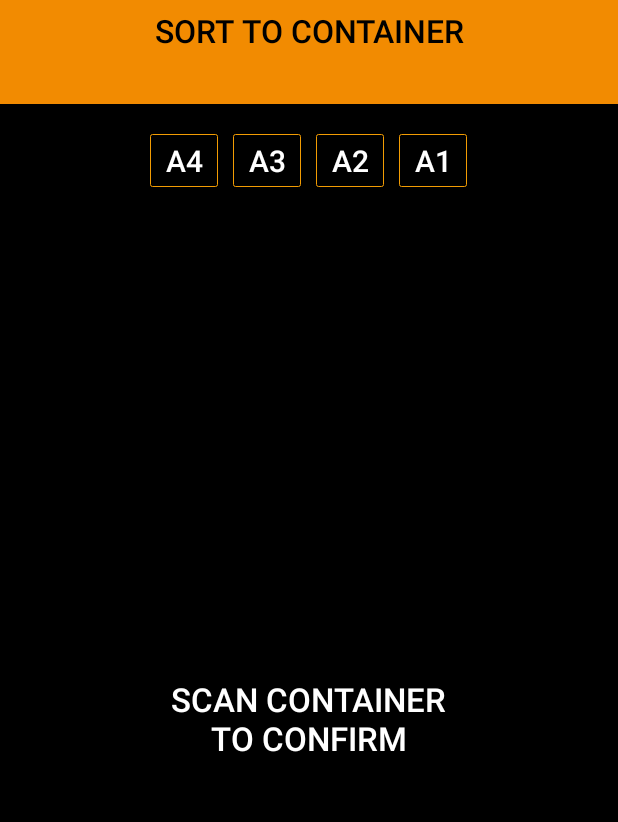
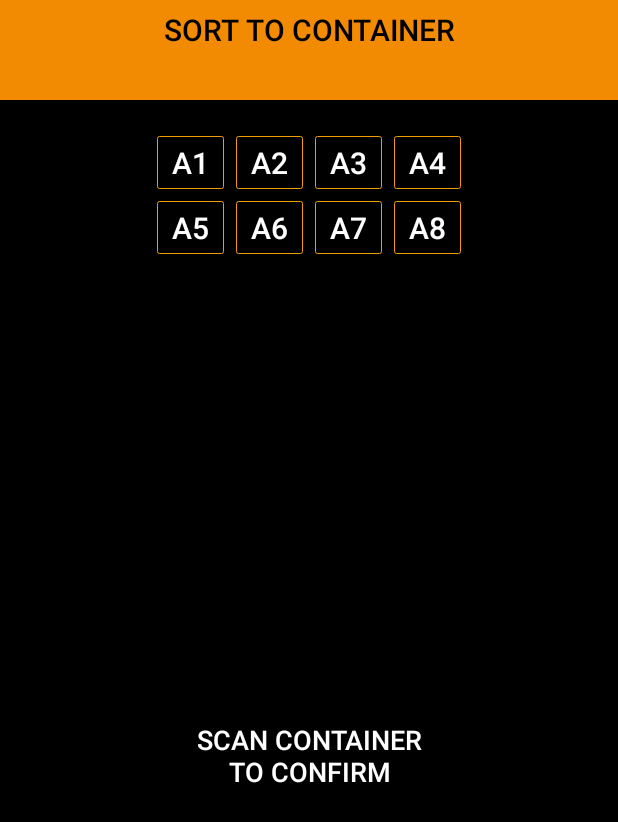
Before and after one commit to ZebraDevs/kotlin-ws50-parcels-demo, an Android app: the fragment ContainerConfirmationFragment placed in its activity, on a phone screen of 412 x 824 dp. Shown: the top 822 px of the screen. Run offline under Robolectric (Android 15) with nearby library versions, the phone set to English and light mode, and no system bars; 4 statements that could not run were skipped.

Commit message:
Dynamically inflate container locations defined by the user (1/2)
Signed-off-by: Calin Neamtu <nilac8991@gmail.com>

```diff
--- a/app/src/main/java/com/zebra/nilac/csvbarcodelookup/ui/ContainerConfirmationFragment.kt
+++ b/app/src/main/java/com/zebra/nilac/csvbarcodelookup/ui/ContainerConfirmationFragment.kt
@@ -8,6 +8,10 @@ import android.util.Log
 import android.view.LayoutInflater
 import android.view.View
 import android.view.ViewGroup
+import android.widget.LinearLayout
+import android.widget.TextView
+import androidx.core.view.marginEnd
+import androidx.core.view.updateLayoutParams
 import androidx.fragment.app.Fragment
 import androidx.fragment.app.viewModels
 import androidx.lifecycle.Observer
@@ -63,31 +67,24 @@ class ContainerConfirmationFragment : Fragment() {
     private fun fillUI() {
         binding.containerToScanTxtTitle.text = mParcel.assignedContainer
 
-        when (mParcel.assignedContainer.substring(mParcel.assignedContainer.length - 2)) {
-            Container.A1.name -> {
-                binding.locationA1.apply {
-                    setBackgroundResource(R.drawable.container_animation)
-                    containerAnimation = background as AnimationDrawable
+        //Load all the available container locations defined by the user
+
+        //TO-BE-REMOVED
+        val locations = arrayListOf("A1", "A2", "A3", "A4", "A5", "A6", "A7", "A8")
+
+        for (i in 0 until locations.size) {
+            val location = locations[i]
+            val containerView =
+                layoutInflater.inflate(R.layout.generic_location_container, null).apply {
+                    findViewById<TextView>(R.id.location).apply {
+                        text = location
+                        if (mParcel.assignedContainer.contains(location)) {
+                            setBackgroundResource(R.drawable.container_animation)
+                            containerAnimation = background as AnimationDrawable
+                        }
+                    }
                 }
-            }
-            Container.A2.name -> {
-                binding.locationA2.apply {
-                    setBackgroundResource(R.drawable.container_animation)
-                    containerAnimation = background as AnimationDrawable
-                }
-            }
-            Container.A3.name -> {
-                binding.locationA3.apply {
-                    setBackgroundResource(R.drawable.container_animation)
-                    containerAnimation = background as AnimationDrawable
-                }
-            }
-            Container.A4.name -> {
-                binding.locationA4.apply {
-                    setBackgroundResource(R.drawable.container_animation)
-                    containerAnimation = background as AnimationDrawable
-                }
-            }
+            binding.containers.addView(containerView)
         }
         containerAnimation.start()
     }
--- a/app/src/main/res/layout/fragment_container_confirmation.xml
+++ b/app/src/main/res/layout/fragment_container_confirmation.xml
@@ -26,7 +26,7 @@
             android:gravity="center"
             android:text="SORT TO CONTAINER"
             android:textColor="@color/black"
-            android:textSize="9.5pt" />
+            android:textSize="9pt" />
 
         <TextView
             android:id="@+id/container_to_scan_txt_title"
@@ -35,7 +35,7 @@
             android:fontFamily="sans-serif-medium"
             android:textAlignment="center"
             android:textColor="@color/black"
-            android:textSize="9.5pt"
+            android:textSize="9pt"
             tools:text="A1" />
 
     </LinearLayout>
@@ -46,71 +46,17 @@
         android:baselineAligned="false"
         android:orientation="vertical">
 
-        <LinearLayout
+        <GridLayout
             android:id="@+id/containers"
             android:layout_width="wrap_content"
             android:layout_height="wrap_content"
             android:layout_gravity="center"
             android:layout_marginTop="@dimen/def_half_half_margin"
+            android:columnCount="4"
             android:gravity="center"
             android:orientation="horizontal"
             android:padding="@dimen/def_half_half_margin"
-            app:layout_constraintBottom_toBottomOf="parent"
-            app:layout_constraintTop_toTopOf="parent">
-
-            <TextView
-                android:id="@+id/location_a4"
-                android:layout_width="45dp"
-                android:layout_height="wrap_content"
-                android:layout_marginEnd="@dimen/def_half_half_margin"
-                android:background="@drawable/filled_box_background"
-                android:fontFamily="sans-serif-medium"
-                android:padding="@dimen/def_quad_margin"
-                android:text="A4"
-                android:textAlignment="center"
-                android:textColor="@color/white"
-                android:textSize="9pt" />
-
-            <TextView
-                android:id="@+id/location_a3"
-                android:layout_width="45dp"
-                android:layout_height="wrap_content"
-                android:layout_marginEnd="@dimen/def_half_half_margin"
-                android:background="@drawable/filled_box_background"
-                android:fontFamily="sans-serif-medium"
-                android:padding="@dimen/def_quad_margin"
-                android:text="A3"
-                android:textAlignment="center"
-                android:textColor="@color/white"
-                android:textSize="9pt" />
-
-            <TextView
-                android:id="@+id/location_a2"
-                android:layout_width="45dp"
-                android:layout_height="wrap_content"
-                android:layout_marginEnd="@dimen/def_half_half_margin"
-                android:background="@drawable/filled_box_background"
-                android:fontFamily="sans-serif-medium"
-                android:padding="@dimen/def_quad_margin"
-                android:text="A2"
-                android:textAlignment="center"
-                android:textColor="@color/white"
-                android:textSize="9pt" />
-
-            <TextView
-                android:id="@+id/location_a1"
-                android:layout_width="45dp"
-                android:layout_height="wrap_content"
-                android:background="@drawable/filled_box_background"
-                android:fontFamily="sans-serif-medium"
-                android:padding="@dimen/def_quad_margin"
-                android:text="A1"
-                android:textAlignment="center"
-                android:textColor="@color/white"
-                android:textSize="9pt"
-                tools:background="@drawable/filled_container_background" />
-
-        </LinearLayout>
+            android:useDefaultMargins="true" />
 
         <LinearLayout
             android:id="@+id/info_container"
@@ -127,7 +73,7 @@
                 android:gravity="center"
                 android:text="SCAN CONTAINER\nTO CONFIRM"
                 android:textColor="@color/white"
-                android:textSize="10pt" />
+                android:textSize="8pt" />
 
         </LinearLayout>
     </LinearLayout>
--- /dev/null
+++ b/app/src/main/res/layout/generic_location_container.xml
@@ -0,0 +1,22 @@
+<?xml version="1.0" encoding="utf-8"?>
+<LinearLayout xmlns:android="http://schemas.android.com/apk/res/android"
+    android:layout_width="wrap_content"
+    android:layout_height="wrap_content"
+    android:layout_gravity="center"
+    android:maxWidth="45dp">
+
+    <TextView
+        android:id="@+id/location"
+        android:layout_width="wrap_content"
+        android:layout_height="wrap_content"
+        android:background="@drawable/filled_box_background"
+        android:fontFamily="sans-serif-medium"
+        android:paddingStart="@dimen/def_half_half_margin"
+        android:paddingTop="@dimen/def_quad_margin"
+        android:paddingEnd="@dimen/def_half_half_margin"
+        android:paddingBottom="@dimen/def_quad_margin"
+        android:text="A4"
+        android:textAlignment="center"
+        android:textColor="@color/white"
+        android:textSize="9pt" />
+</LinearLayout>
```
